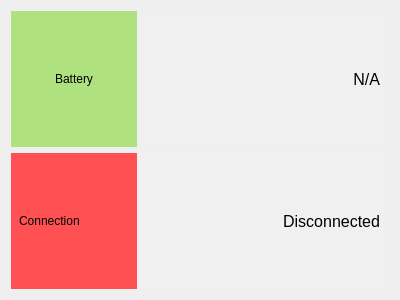
Before: the Qt Designer form GS/GUI/statuswidget.ui in UCI-UAVForge/GroundStation, drawn with Qt 5.
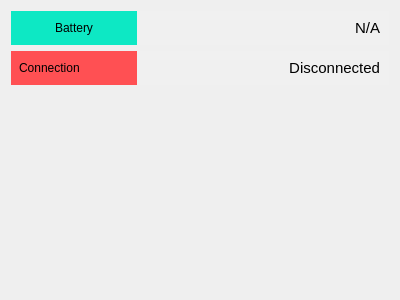
After: the same form once the commit is applied.

The edit to the form file:
```diff
--- a/GS/GUI/statuswidget.ui
+++ b/GS/GUI/statuswidget.ui
@@ -10,6 +10,12 @@
     <height>300</height>
    </rect>
   </property>
+  <property name="sizePolicy">
+   <sizepolicy hsizetype="Preferred" vsizetype="Preferred">
+    <horstretch>0</horstretch>
+    <verstretch>0</verstretch>
+   </sizepolicy>
+  </property>
   <property name="windowTitle">
    <string>Form</string>
   </property>
@@ -17,11 +23,11 @@
    <string notr="true">QLabel{
 	color:black;
 	padding:5px;
-	background-color:rgb(211, 211, 211)
+	background-color:rgb(211, 211, 211);
 }
 
 QLabel#batTitle{
-	background-color:rgb(175, 225, 129);
+	background-color: rgb(13, 232, 196);
 	qproperty-alignment: AlignCenter;
 }
 QLabel#connectionTitle {
@@ -33,8 +39,9 @@
 	padding-right:5px;
 	padding-top:8px;
 	padding-bottom:8px;
-	font: 12pt;
-	background-color: rgb(240, 240, 240);
+	font: 11pt;
+	background-color: rgb(240,240,240);
+
 }
 
 </string>
@@ -48,6 +55,12 @@
    </property>
    <item row="0" column="0">
     <widget class="QLabel" name="batTitle">
+     <property name="sizePolicy">
+      <sizepolicy hsizetype="Preferred" vsizetype="Preferred">
+       <horstretch>0</horstretch>
+       <verstretch>0</verstretch>
+      </sizepolicy>
+     </property>
      <property name="text">
       <string>Battery</string>
      </property>
@@ -56,18 +69,14 @@
      </property>
     </widget>
    </item>
-   <item row="0" column="1" colspan="2">
-    <widget class="QLabel" name="bat">
-     <property name="text">
-      <string>N/A</string>
-     </property>
-     <property name="alignment">
-      <set>Qt::AlignRight|Qt::AlignTrailing|Qt::AlignVCenter</set>
-     </property>
-    </widget>
-   </item>
    <item row="1" column="0">
     <widget class="QLabel" name="connectionTitle">
+     <property name="sizePolicy">
+      <sizepolicy hsizetype="Preferred" vsizetype="Preferred">
+       <horstretch>0</horstretch>
+       <verstretch>0</verstretch>
+      </sizepolicy>
+     </property>
      <property name="text">
       <string>Connection</string>
      </property>
@@ -75,6 +84,12 @@
    </item>
    <item row="1" column="1" colspan="2">
     <widget class="QLabel" name="connection">
+     <property name="sizePolicy">
+      <sizepolicy hsizetype="Preferred" vsizetype="Preferred">
+       <horstretch>0</horstretch>
+       <verstretch>0</verstretch>
+      </sizepolicy>
+     </property>
      <property name="text">
       <string>Disconnected</string>
      </property>
@@ -83,6 +98,35 @@
      </property>
     </widget>
    </item>
+   <item row="0" column="1" colspan="2">
+    <widget class="QLabel" name="bat">
+     <property name="sizePolicy">
+      <sizepolicy hsizetype="Preferred" vsizetype="Preferred">
+       <horstretch>0</horstretch>
+       <verstretch>0</verstretch>
+      </sizepolicy>
+     </property>
+     <property name="text">
+      <string>N/A</string>
+     </property>
+     <property name="alignment">
+      <set>Qt::AlignRight|Qt::AlignTrailing|Qt::AlignVCenter</set>
+     </property>
+    </widget>
+   </item>
+   <item row="2" column="0">
+    <spacer name="verticalSpacer">
+     <property name="orientation">
+      <enum>Qt::Vertical</enum>
+     </property>
+     <property name="sizeHint" stdset="0">
+      <size>
+       <width>20</width>
+       <height>0</height>
+      </size>
+     </property>
+    </spacer>
+   </item>
   </layout>
  </widget>
  <resources/>
```
